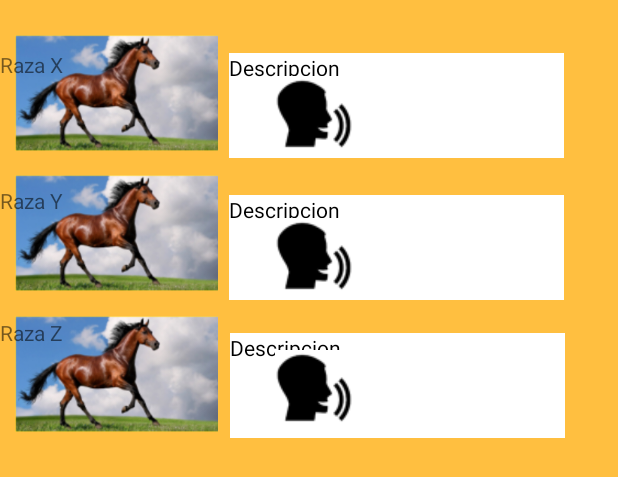
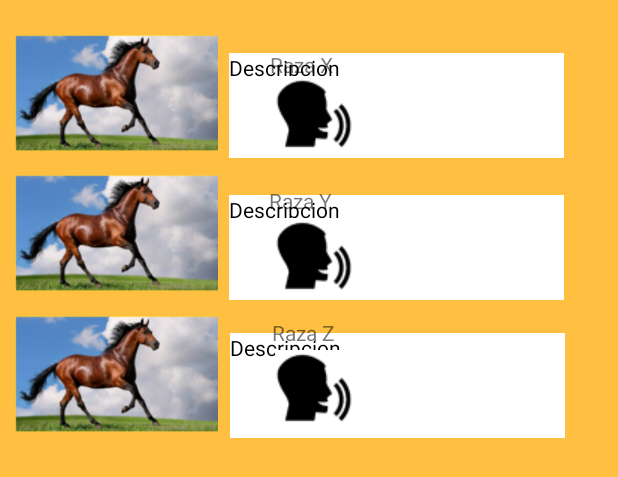
Before and after one commit to Gabbraneiro/JuegoRazasPelajes, an Android app: the layout activity_lista.xml on its own in the app's theme, with its tools: preview values and no code run, on a phone screen of 412 x 824 dp. Shown: the top 477 px of the screen. Run offline under Robolectric (Android 15) with nearby library versions, the phone set to English and light mode, and no system bars.

Commit message:
Acomodados warnings

```diff
--- a/app/src/main/res/layout/activity_lista.xml
+++ b/app/src/main/res/layout/activity_lista.xml
@@ -57,7 +57,8 @@
         android:layout_marginStart="179dp"
         android:layout_marginLeft="179dp"
         android:layout_marginBottom="-93dp"
-        app:srcCompat="@drawable/talking" />
+        app:srcCompat="@drawable/talking"
+        android:contentDescription="@string/talking" />
 
     <ImageButton
         android:id="@+id/imageButton3"
@@ -69,7 +70,8 @@
         android:layout_marginStart="179dp"
         android:layout_marginLeft="179dp"
         android:layout_marginBottom="-181dp"
-        app:srcCompat="@drawable/talking" />
+        app:srcCompat="@drawable/talking"
+        android:contentDescription="@string/talking" />
 
     <ImageButton
         android:id="@+id/imageButton"
@@ -81,7 +83,8 @@
         android:layout_marginStart="179dp"
         android:layout_marginLeft="179dp"
         android:layout_marginBottom="1dp"
-        app:srcCompat="@drawable/talking" />
+        app:srcCompat="@drawable/talking"
+        android:contentDescription="@string/talking" />
 
     <ImageView
         android:id="@+id/imageView13"
@@ -93,7 +96,8 @@
         android:layout_marginStart="10dp"
         android:layout_marginLeft="10dp"
         android:layout_marginTop="209dp"
-        app:srcCompat="@drawable/caballo" />
+        app:srcCompat="@drawable/caballo"
+        android:contentDescription="@string/caballo" />
 
     <ImageView
         android:id="@+id/imageView16"
@@ -105,7 +109,8 @@
         android:layout_marginStart="10dp"
         android:layout_marginLeft="10dp"
         android:layout_marginTop="115dp"
-        app:srcCompat="@drawable/caballo" />
+        app:srcCompat="@drawable/caballo"
+        android:contentDescription="@string/caballo" />
 
     <ImageView
         android:id="@+id/imageView18"
@@ -117,14 +122,16 @@
         android:layout_marginStart="10dp"
         android:layout_marginLeft="10dp"
         android:layout_marginTop="22dp"
-        app:srcCompat="@drawable/caballo" />
+        app:srcCompat="@drawable/caballo"
+        android:contentDescription="@string/caballo" />
 
     <TextView
         android:id="@+id/textView6"
         android:layout_width="60dp"
         android:layout_height="wrap_content"
         android:layout_alignTop="@+id/imageView18"
-        android:layout_alignRigth="@+id/imageButton2"
+        android:layout_alignEnd="@+id/imageButton2"
+        android:layout_alignRight="@+id/imageButton2"
         android:layout_marginTop="102dp"
         android:text="@string/raza_y" />
 
@@ -133,8 +140,9 @@
         android:layout_width="58dp"
         android:layout_height="wrap_content"
         android:layout_alignTop="@+id/imageView18"
-        android:layout_alignRigth="@+id/imageButton2"
         android:layout_marginTop="190dp"
+        android:layout_alignEnd="@+id/imageButton3"
+        android:layout_alignRight="@+id/imageButton3"
         android:text="@string/raza_z" />
 
     <TextView
@@ -142,8 +150,9 @@
         android:layout_width="59dp"
         android:layout_height="wrap_content"
         android:layout_alignTop="@+id/imageView18"
-        android:layout_alignRigth="@+id/imageButton2"
         android:layout_marginTop="11dp"
+        android:layout_alignEnd="@+id/imageButton"
+        android:layout_alignRight="@+id/imageButton"
         android:text="@string/raza_x" />
 
 </RelativeLayout>
```
Also changed, not shown: app/src/main/res/layout/activity_config.xml (deleted, +0 -209 lines).
